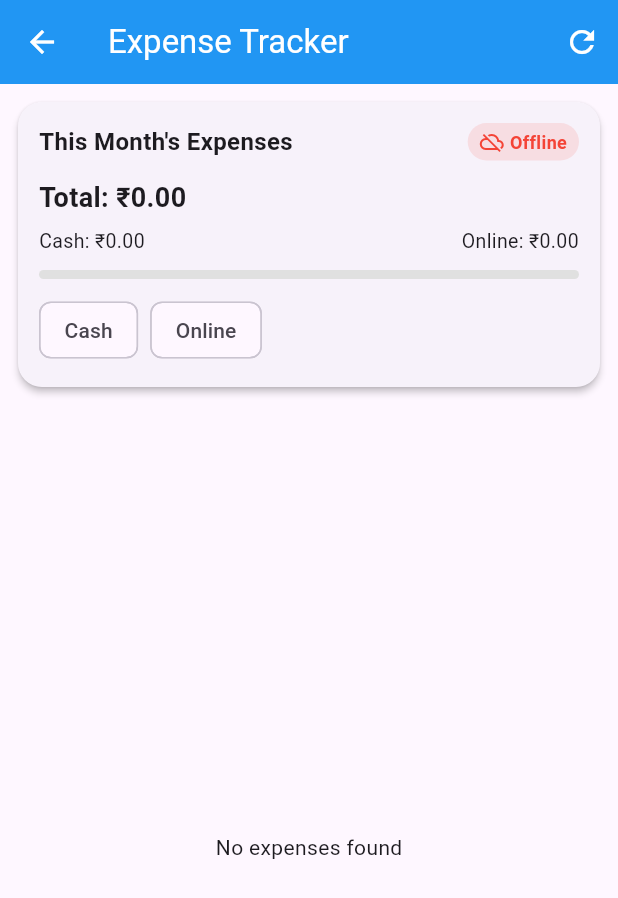
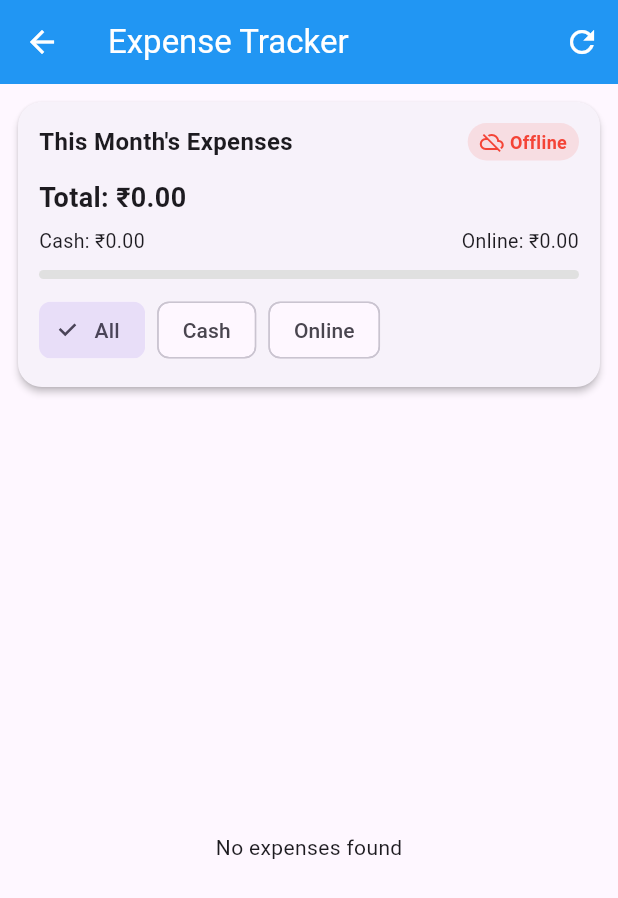
Before and after one commit to kadamharshit/Wallet_Watch, a Flutter app: the ExpenseTracker screen opened by its route, on a phone screen of 412 x 824 dp. Shown: the top 898 px of the screen. Run offline on Flutter 3.47's test engine with Material 3 defaults, Android fonts, the phone set to English and light mode, and no system bars; our stand-ins replace fl_chart, shared_preferences, sqflite, supabase_flutter; accounts and stored records are empty.

Commit message:
Added the All chip in filter

```diff
--- a/lib/features/settings/expense_tracker.dart
+++ b/lib/features/settings/expense_tracker.dart
@@ -569,6 +569,13 @@ class _ExpenseTrackerState extends State<ExpenseTracker> {
               spacing: 8,
               children: [
                 ChoiceChip(
+                  label: const Text("All"),
+                  selected: _filterMode == 'All',
+                  onSelected: (_) {
+                    setState(() => _filterMode = 'All');
+                  },
+                ),
+                ChoiceChip(
                   label: const Text("Cash"),
                   selected: _filterMode == 'Cash',
                   onSelected: (_) {
```
